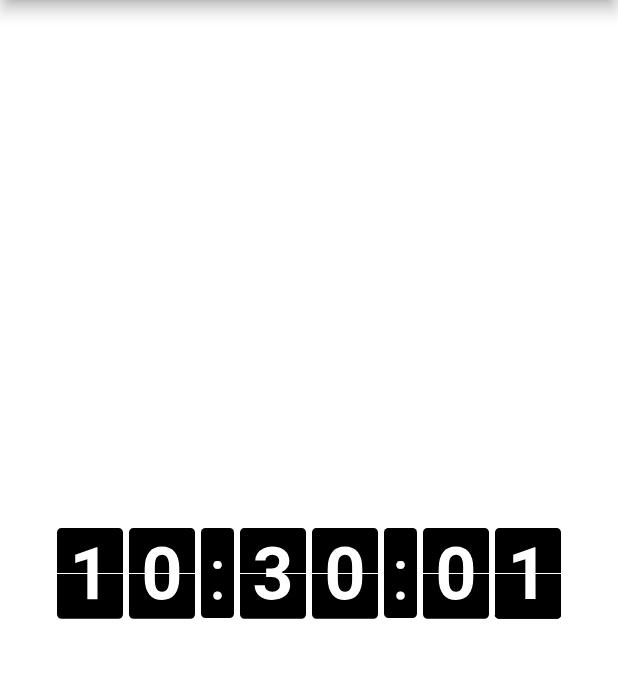
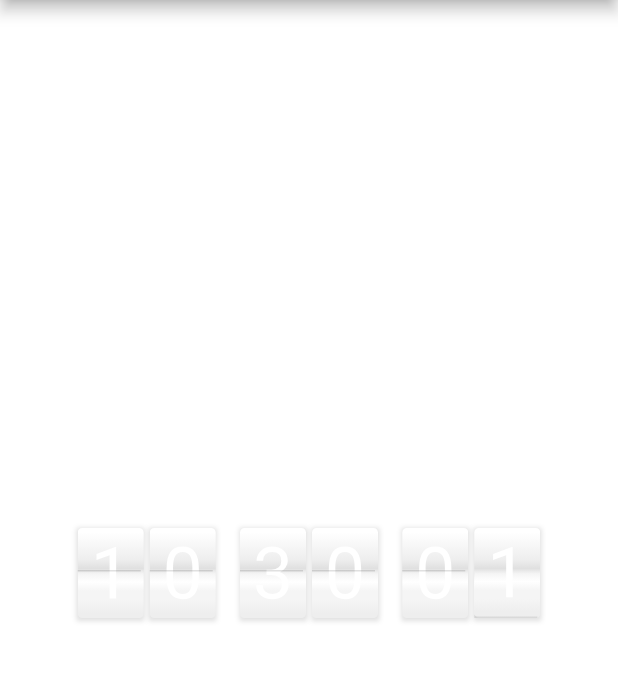
Before and after one commit to hnvn/flutter_flip_panel, a Flutter app: the FlipClockPage screen opened by its route, on a phone screen of 412 x 824 dp, the part 84-766 px from its top. Run offline on Flutter 3.47's test engine with Material 2 defaults, Android fonts, the phone set to English and light mode, and no system bars.

Commit message:
More realistic look and smoother animations

```diff
--- a/lib/flip_panel.dart
+++ b/lib/flip_panel.dart
@@ -2,7 +2,7 @@
 /// * author: hunghd
 /// * email: hunghd.yb@gmail.com
 ///
-/// * contributors: Emily Fortuna (efortuna), Sunit Gautam (gsunit)
+/// * contributors: Emily Fortuna (efortuna), Sunit Gautam (gsunit), Max Tsyba (emvaized)
 ///
 /// A package provides a [Widget] that simulates the 3D flip effect on flipclock
 ///
@@ -10,9 +10,10 @@
 
 library flip_panel;
 
-import 'package:flutter/material.dart';
 import 'dart:async';
 import 'dart:math' as math;
+
+import 'package:flutter/material.dart';
 
 typedef Widget DigitBuilder(BuildContext, int);
 
@@ -58,56 +59,6 @@ class FlipClock extends StatelessWidget {
         _separator = separator,
         onDone = null;
 
-  FlipClock.simple({
-    Key key,
-    @required this.startTime,
-    @required Color digitColor,
-    @required Color backgroundColor,
-    @required double digitSize,
-    BorderRadius borderRadius = const BorderRadius.all(Radius.circular(0.0)),
-    this.spacing = const EdgeInsets.symmetric(horizontal: 2.0),
-    this.flipDirection = FlipDirection.down,
-    this.height = 60.0,
-    this.width = 44.0,
-    this.timeLeft,
-  })  : countdownMode = false,
-        _showHours = true,
-        _showDays = false,
-        onDone = null {
-    _digitBuilder = (context, digit) => Container(
-          alignment: Alignment.center,
-          width: width,
-          height: height,
-          decoration: BoxDecoration(
-            color: backgroundColor,
-            borderRadius: borderRadius,
-          ),
-          child: Text(
-            '$digit',
-            style: TextStyle(
-                fontWeight: FontWeight.bold,
-                fontSize: digitSize,
-                color: digitColor),
-          ),
-        );
-    _separator = Container(
-      decoration: BoxDecoration(
-        color: backgroundColor,
-        borderRadius: borderRadius,
-      ),
-      width: width / 2,
-      height: height,
-      alignment: Alignment.center,
-      child: Text(
-        ':',
-        style: TextStyle(
-          fontSize: digitSize,
-          color: digitColor,
-        ),
-      ),
-    );
-  }
-
   FlipClock.countdown({
     Key key,
     @required Duration duration,
@@ -135,10 +86,7 @@ class FlipClock extends StatelessWidget {
           ),
           child: Text(
             '$digit',
-            style: TextStyle(
-                fontWeight: FontWeight.bold,
-                fontSize: digitSize,
-                color: digitColor),
+            style: TextStyle(fontWeight: FontWeight.bold, fontSize: digitSize, color: digitColor),
           ),
         );
     _separator = Container(
@@ -188,10 +136,7 @@ class FlipClock extends StatelessWidget {
           ),
           child: Text(
             '$digit',
-            style: TextStyle(
-                fontWeight: FontWeight.bold,
-                fontSize: digitSize,
-                color: digitColor),
+            style: TextStyle(fontWeight: FontWeight.bold, fontSize: digitSize, color: digitColor),
           ),
         );
     _separator = Container(
@@ -212,15 +157,74 @@ class FlipClock extends StatelessWidget {
     );
   }
 
+  FlipClock.simple({
+    Key key,
+    @required this.startTime,
+    @required Color digitColor,
+    @required Color backgroundColor,
+    @required double digitSize,
+    BorderRadius borderRadius = const BorderRadius.all(Radius.circular(0.0)),
+    this.spacing = const EdgeInsets.symmetric(horizontal: 2.0),
+    this.flipDirection = FlipDirection.down,
+    this.height = 60.0,
+    this.width = 44.0,
+    this.timeLeft,
+  })  : countdownMode = false,
+        _showHours = true,
+        _showDays = false,
+        onDone = null {
+    _digitBuilder = (context, digit) => Container(
+          alignment: Alignment.center,
+          width: width,
+          height: height,
+          decoration: BoxDecoration(
+            color: backgroundColor,
+            borderRadius: borderRadius,
+            gradient: LinearGradient(
+              begin: Alignment.topCenter,
+              end: Alignment.bottomCenter,
+              /// [emvaized] Smooth gradient to create more real looking surfaces for panels
+              colors: [
+                Colors.white,
+                Colors.grey[200],
+                Colors.grey[300],
+                Colors.grey[100],
+                Colors.white,
+                Colors.grey[100],
+                Colors.grey[100],
+                Colors.grey[200],
+              ],
+              stops: [0.05, 0.35, 0.45, 0.51, 0.6, 0.7, 0.8, 0.95],
+            ),
+          ),
+          child: Text(
+            '$digit',
+            style: TextStyle(fontSize: digitSize, color: digitColor),
+          ),
+        );
+    _separator = Padding(
+      padding: const EdgeInsets.symmetric(horizontal: 0.0),
+      child: Text(
+        ':',
+        style: TextStyle(
+          fontSize: digitSize - 9,
+          fontWeight: FontWeight.w300,
+          color: digitColor.withOpacity(0.5),
+        ),
+      ),
+    );
+
+    ///
+  }
+
+  DateTime now = DateTime.now();
+
   @override
   Widget build(BuildContext context) {
     var time = startTime;
-    final initStream =
-        Stream<DateTime>.periodic(Duration(milliseconds: 1000), (_) {
+    final initStream = Stream<DateTime>.periodic(Duration(milliseconds: 1000), (_) {
       var oldTime = time;
-      (countdownMode)
-          ? timeLeft = timeLeft - Duration(seconds: 1)
-          : time = time.add(Duration(seconds: 1));
+      (countdownMode) ? timeLeft = timeLeft - Duration(seconds: 1) : time = time.add(Duration(seconds: 1));
 
       if (!countdownMode && oldTime.day != time.day) {
         time = oldTime;
@@ -229,9 +233,7 @@ class FlipClock extends StatelessWidget {
 
       return time;
     });
-    final timeStream =
-        (countdownMode ? initStream.take(timeLeft.inSeconds) : initStream)
-            .asBroadcastStream();
+    final timeStream = (countdownMode ? initStream.take(timeLeft.inSeconds) : initStream).asBroadcastStream();
 
     var digitList = <Widget>[];
     // TODO(efortuna): Instead, allow the user to specify the format of time instead.
@@ -239,14 +241,8 @@ class FlipClock extends StatelessWidget {
 
     if (_showDays) {
       digitList.addAll([
-        _buildSegment(
-            timeStream,
-            (DateTime time) =>
-                (timeLeft.inDays > 99) ? 9 : (timeLeft.inDays ~/ 10),
-            (DateTime time) =>
-                (timeLeft.inDays > 99) ? 9 : (timeLeft.inDays % 10),
-            startTime,
-            "days"),
+        _buildSegment(timeStream, (DateTime time) => (timeLeft.inDays > 99) ? 9 : (timeLeft.inDays ~/ 10),
+            (DateTime time) => (timeLeft.inDays > 99) ? 9 : (timeLeft.inDays % 10), startTime, "days"),
         Column(
           children: <Widget>[
             Padding(
@@ -267,12 +263,8 @@ class FlipClock extends StatelessWidget {
       digitList.addAll([
         _buildSegment(
             timeStream,
-            (DateTime time) => (countdownMode)
-                ? (timeLeft.inHours % 24) ~/ 10
-                : (time.hour) ~/ 10,
-            (DateTime time) => (countdownMode)
-                ? (timeLeft.inHours % 24) % 10
-                : (time.hour) % 10,
+            (DateTime time) => (countdownMode) ? (timeLeft.inHours % 24) ~/ 10 : (time.hour) ~/ 10,
+            (DateTime time) => (countdownMode) ? (timeLeft.inHours % 24) % 10 : (time.hour) % 10,
             startTime,
             "Hours"),
         Column(
@@ -290,19 +282,23 @@ class FlipClock extends StatelessWidget {
         )
       ]);
     }
-    return Row(
+
+    return Stack(
+      children: <Widget>[
+        Positioned(
+          left: 0,
+          right: 0,
+          top: 0,
+          child: Row(
             mainAxisSize: MainAxisSize.min,
+            mainAxisAlignment: MainAxisAlignment.center,
             children: digitList
               ..addAll([
                 // Minutes
                 _buildSegment(
                     timeStream,
-              (DateTime time) => (countdownMode)
-                  ? (timeLeft.inMinutes % 60) ~/ 10
-                  : (time.minute) ~/ 10,
-              (DateTime time) => (countdownMode)
-                  ? (timeLeft.inMinutes % 60) % 10
-                  : (time.minute) % 10,
+                    (DateTime time) => (countdownMode) ? (timeLeft.inMinutes % 60) ~/ 10 : (time.minute) ~/ 10,
+                    (DateTime time) => (countdownMode) ? (timeLeft.inMinutes % 60) % 10 : (time.minute) % 10,
                     startTime,
                     "minutes"),
 
@@ -323,20 +319,18 @@ class FlipClock extends StatelessWidget {
                 // Seconds
                 _buildSegment(
                     timeStream,
-              (DateTime time) => (countdownMode)
-                  ? (timeLeft.inSeconds % 60) ~/ 10
-                  : (time.second) ~/ 10,
-              (DateTime time) => (countdownMode)
-                  ? (timeLeft.inSeconds % 60) % 10
-                  : (time.second) % 10,
+                    (DateTime time) => (countdownMode) ? (timeLeft.inSeconds % 60) ~/ 10 : (time.second) ~/ 10,
+                    (DateTime time) => (countdownMode) ? (timeLeft.inSeconds % 60) % 10 : (time.second) % 10,
                     startTime,
                     "seconds")
               ]),
+          ),
+        ),
+      ],
     );
   }
 
-  _buildSegment(Stream<DateTime> timeStream, Function tensDigit,
-      Function onesDigit, DateTime startTime, String id) {
+  _buildSegment(Stream<DateTime> timeStream, Function tensDigit, Function onesDigit, DateTime startTime, String id) {
     return Column(
       children: <Widget>[
         Row(children: [
@@ -345,7 +339,8 @@ class FlipClock extends StatelessWidget {
             child: FlipPanel<int>.stream(
               itemStream: timeStream.map<int>(tensDigit),
               itemBuilder: _digitBuilder,
-              duration: const Duration(milliseconds: 450),
+              spacing: 0,
+              duration: const Duration(milliseconds: 500),
               initValue: tensDigit(startTime),
               direction: flipDirection,
             ),
@@ -355,7 +350,8 @@ class FlipClock extends StatelessWidget {
             child: FlipPanel<int>.stream(
               itemStream: timeStream.map<int>(onesDigit),
               itemBuilder: _digitBuilder,
-              duration: const Duration(milliseconds: 450),
+              duration: const Duration(milliseconds: 500),
+              spacing: 0,
               initValue: onesDigit(startTime),
               direction: flipDirection,
             ),
@@ -446,36 +442,6 @@ class FlipPanel<T> extends StatefulWidget {
   }) : super(key: key);
 
   ///
-  /// Create a flip panel from iterable source
-  ///
-  /// * [itemBuilder] is called periodically in each time of [period]
-  /// * The animation is looped in [loop] times before finished.
-  /// Setting [loop] to -1 makes flip animation run forever.
-  /// * The [period] should be two times greater than [duration] of flip animation,
-  /// otherwise the animation becomes jerky/stuttery.
-  ///
-  FlipPanel.builder({
-    Key key,
-    @required IndexedItemBuilder itemBuilder,
-    @required this.itemsCount,
-    @required this.period,
-    this.duration = const Duration(milliseconds: 500),
-    this.loop = 1,
-    this.startIndex = 0,
-    this.spacing = 0.5,
-    this.direction = FlipDirection.down,
-  })  : assert(itemBuilder != null),
-        assert(itemsCount != null),
-        assert(startIndex < itemsCount),
-        assert(period == null ||
-            period.inMilliseconds >= 2 * duration.inMilliseconds),
-        indexedItemBuilder = itemBuilder,
-        streamItemBuilder = null,
-        itemStream = null,
-        initValue = null,
-        super(key: key);
-
-  ///
   /// Create a flip panel from stream source
   ///
   /// * [itemBuilder] is called whenever a new value is emitted from [itemStream]
@@ -485,7 +451,7 @@ class FlipPanel<T> extends StatefulWidget {
     @required this.itemStream,
     @required StreamItemBuilder<T> itemBuilder,
     this.initValue,
-    this.duration = const Duration(milliseconds: 500),
+    this.duration = const Duration(milliseconds: 600),
     this.spacing = 0.5,
     this.direction = FlipDirection.down,
   })  : assert(itemStream != null),
@@ -501,8 +467,7 @@ class FlipPanel<T> extends StatefulWidget {
   _FlipPanelState<T> createState() => _FlipPanelState<T>();
 }
 
-class _FlipPanelState<T> extends State<FlipPanel>
-    with SingleTickerProviderStateMixin {
+class _FlipPanelState<T> extends State<FlipPanel> with SingleTickerProviderStateMixin {
   AnimationController _controller;
   Animation _animation;
   int _currentIndex;
@@ -521,6 +486,8 @@ class _FlipPanelState<T> extends State<FlipPanel>
   Widget _upperChild1, _upperChild2;
   Widget _lowerChild1, _lowerChild2;
 
+  BoxShadow _shadow = BoxShadow(color: Colors.black12, spreadRadius: 1, blurRadius: 2, offset: Offset(0, 1));
+
   @override
   void initState() {
     super.initState();
@@ -530,8 +497,7 @@ class _FlipPanelState<T> extends State<FlipPanel>
     _running = false;
     _loop = 0;
 
-    _controller =
-        new AnimationController(duration: widget.duration, vsync: this)
+    _controller = new AnimationController(duration: widget.duration, vsync: this)
       ..addStatusListener((status) {
         if (status == AnimationStatus.completed) {
           _isReversePhase = true;
@@ -547,8 +513,8 @@ class _FlipPanelState<T> extends State<FlipPanel>
           _running = true;
         });
       });
-    _animation =
-        Tween(begin: _zeroAngle, end: math.pi / 2).animate(_controller);
+    _animation = Tween(begin: _zeroAngle, end: math.pi / 2)
+        .animate(CurvedAnimation(parent: _controller, curve: Curves.easeIn, reverseCurve: Curves.bounceIn));
 
     if (widget.period != null) {
       _timer = Timer.periodic(widget.period, (_) {
@@ -629,19 +595,15 @@ class _FlipPanelState<T> extends State<FlipPanel>
             ? _child2
             : _isStreamMode
                 ? widget.streamItemBuilder(context, _currentValue)
-                : widget.indexedItemBuilder(
-                    context, _currentIndex % widget.itemsCount);
+                : widget.indexedItemBuilder(context, _currentIndex % widget.itemsCount);
         _child2 = null;
-        _upperChild1 =
-            _upperChild2 != null ? _upperChild2 : makeUpperClip(_child1);
-        _lowerChild1 =
-            _lowerChild2 != null ? _lowerChild2 : makeLowerClip(_child1);
+        _upperChild1 = _upperChild2 != null ? _upperChild2 : makeUpperClip(_child1);
+        _lowerChild1 = _lowerChild2 != null ? _lowerChild2 : makeLowerClip(_child1);
       }
       if (_child2 == null) {
         _child2 = _isStreamMode
             ? widget.streamItemBuilder(context, _nextValue)
-            : widget.indexedItemBuilder(
-                context, (_currentIndex + 1) % widget.itemsCount);
+            : widget.indexedItemBuilder(context, (_currentIndex + 1) % widget.itemsCount);
         _upperChild2 = makeUpperClip(_child2);
         _lowerChild2 = makeLowerClip(_child2);
       }
@@ -650,13 +612,23 @@ class _FlipPanelState<T> extends State<FlipPanel>
           ? _child2
           : _isStreamMode
               ? widget.streamItemBuilder(context, _currentValue)
-              : widget.indexedItemBuilder(
-                  context, _currentIndex % widget.itemsCount);
-      _upperChild1 =
-          _upperChild2 != null ? _upperChild2 : makeUpperClip(_child1);
-      _lowerChild1 =
-          _lowerChild2 != null ? _lowerChild2 : makeLowerClip(_child1);
+              : widget.indexedItemBuilder(context, _currentIndex % widget.itemsCount);
+      _upperChild1 = _upperChild2 != null ? _upperChild2 : makeUpperClip(_child1);
+      _lowerChild1 = _lowerChild2 != null ? _lowerChild2 : makeLowerClip(_child1);
     }
+  }
+
+  Widget _separatorLine() {
+    /// [emvaized] This one adds the 'fold' line in the center
+    /// to give more realistic look
+    return Transform.translate(
+      offset: Offset(0, -2),
+      child: Container(
+        width: 42,
+        height: 1,
+        color: Colors.black12,
+      ),
+    );
   }
 
   Widget _buildUpperFlipPanel() => widget.direction == FlipDirection.up
@@ -673,7 +645,22 @@ class _FlipPanelState<T> extends State<FlipPanel>
               transform: Matrix4.identity()
                 ..setEntry(3, 2, _perspective)
                 ..rotateX(_isReversePhase ? _animation.value : math.pi / 2),
-              child: _upperChild2,
+              child: Stack(
+                children: <Widget>[
+                  _upperChild2,
+
+                  /// [emvaized] Darkens upper panel on falling down (inner shadow)
+                  Positioned(
+                    top: 0,
+                    child: AnimatedContainer(
+                      duration: Duration(milliseconds: 0),
+                      color: Colors.black.withOpacity(0.12 * (_controller.value)),
+                      height: 40,
+                      width: 42,
+                    ),
+                  ),
+                ],
+              ),
             ),
           ],
         )
@@ -690,7 +677,22 @@ class _FlipPanelState<T> extends State<FlipPanel>
               transform: Matrix4.identity()
                 ..setEntry(3, 2, _perspective)
                 ..rotateX(_isReversePhase ? math.pi / 2 : _animation.value),
-              child: _upperChild1,
+              child: Stack(
+                children: <Widget>[
+                  _upperChild1,
+
+                  /// [emvaized] Darkens upper panel on falling down (inner shadow)
+                  Positioned(
+                    top: 0,
+                    child: AnimatedContainer(
+                      duration: Duration(milliseconds: 0),
+                      color: Colors.black.withOpacity(0.12 * (_controller.value)),
+                      height: 40,
+                      width: 42,
+                    ),
+                  ),
+                ],
+              ),
             ),
           ],
         );
@@ -704,13 +706,28 @@ class _FlipPanelState<T> extends State<FlipPanel>
                   ..setEntry(3, 2, _perspective)
                   ..rotateX(_zeroAngle),
                 child: _lowerChild2),
+
+            /// [emvaized] Shadow from upper panel
+            Positioned(
+              top: 0,
+              child: AnimatedContainer(
+                //duration: Duration(milliseconds: _isReversePhase ? 125 : 0),
+                duration: Duration(milliseconds: _isReversePhase ? 120 : 0),
+                curve: Curves.easeIn,
+                decoration: BoxDecoration(
+                    color: Colors.black.withOpacity(0.09),
+                    borderRadius: BorderRadius.only(bottomLeft: Radius.circular(3), bottomRight: Radius.circular(3))),
+                height: 40 * (_isReversePhase ? 1.0 : _animation.value / 2.5),
+                width: 42,
+              ),
+            ),
             Transform(
               alignment: Alignment.topCenter,
               transform: Matrix4.identity()
                 ..setEntry(3, 2, _perspective)
                 ..rotateX(_isReversePhase ? math.pi / 2 : -_animation.value),
               child: _lowerChild1,
-            )
+            ),
           ],
         )
       : Stack(
@@ -721,19 +738,37 @@ class _FlipPanelState<T> extends State<FlipPanel>
                   ..setEntry(3, 2, _perspective)
                   ..rotateX(_zeroAngle),
                 child: _lowerChild1),
+
+            /// [emvaized] Shadow from upper panel
+            Positioned(
+              top: 0,
+              child: AnimatedContainer(
+                //duration: Duration(milliseconds: _isReversePhase ? 125 : 0),
+                duration: Duration(milliseconds: _isReversePhase ? 120 : 0),
+                curve: Curves.easeIn,
+                decoration: BoxDecoration(
+                    color: Colors.black.withOpacity(0.09),
+                    borderRadius: BorderRadius.only(bottomLeft: Radius.circular(3), bottomRight: Radius.circular(3))),
+                height: 40 * (_isReversePhase ? 1.0 : _animation.value / 2.5),
+                width: 42,
+              ),
+            ),
             Transform(
               alignment: Alignment.topCenter,
               transform: Matrix4.identity()
                 ..setEntry(3, 2, _perspective)
                 ..rotateX(_isReversePhase ? -_animation.value : math.pi / 2),
               child: _lowerChild2,
-            )
+            ),
+            _separatorLine(),
           ],
         );
 
   Widget _buildPanel() {
     return _running
-        ? Column(
+        ? Container(
+            decoration: BoxDecoration(boxShadow: [_shadow]),
+            child: Column(
               mainAxisSize: MainAxisSize.min,
               mainAxisAlignment: MainAxisAlignment.center,
               crossAxisAlignment: CrossAxisAlignment.center,
@@ -744,10 +779,13 @@ class _FlipPanelState<T> extends State<FlipPanel>
                 ),
                 _buildLowerFlipPanel(),
               ],
+            ),
           )
         : _isStreamMode && _currentValue == null
             ? Container()
-            : Column(
+            : Container(
+                decoration: BoxDecoration(boxShadow: [_shadow]),
+                child: Column(
                   mainAxisSize: MainAxisSize.min,
                   mainAxisAlignment: MainAxisAlignment.center,
                   crossAxisAlignment: CrossAxisAlignment.center,
@@ -761,13 +799,19 @@ class _FlipPanelState<T> extends State<FlipPanel>
                     Padding(
                       padding: EdgeInsets.only(top: widget.spacing),
                     ),
+                    Stack(
+                      children: <Widget>[
                         Transform(
                             alignment: Alignment.topCenter,
                             transform: Matrix4.identity()
                               ..setEntry(3, 2, _perspective)
                               ..rotateX(_zeroAngle),
-                      child: _lowerChild1)
+                            child: _lowerChild1),
+                        _separatorLine()
                       ],
+                    )
+                  ],
+                ),
               );
   }
 }
```
Lines whose indentation alone changed are shown as unchanged.
